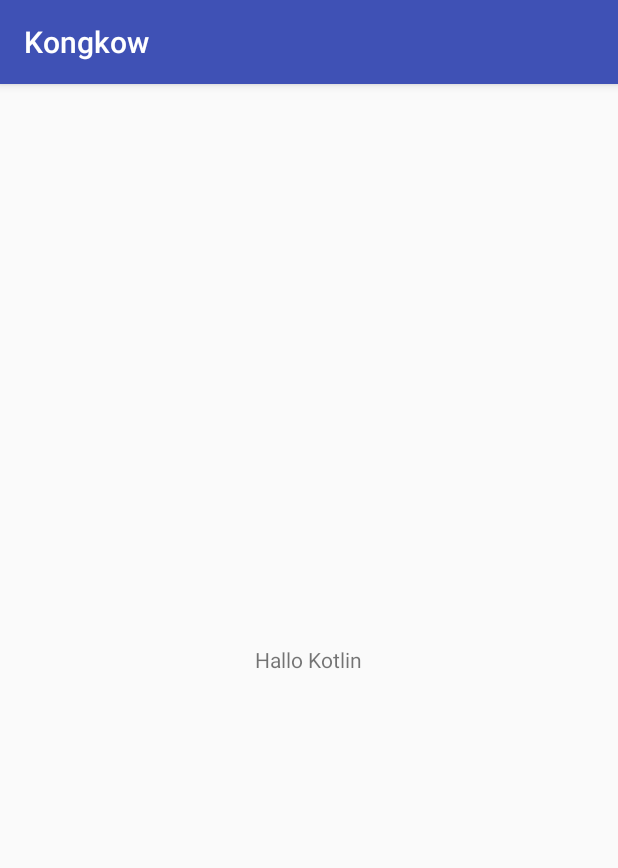
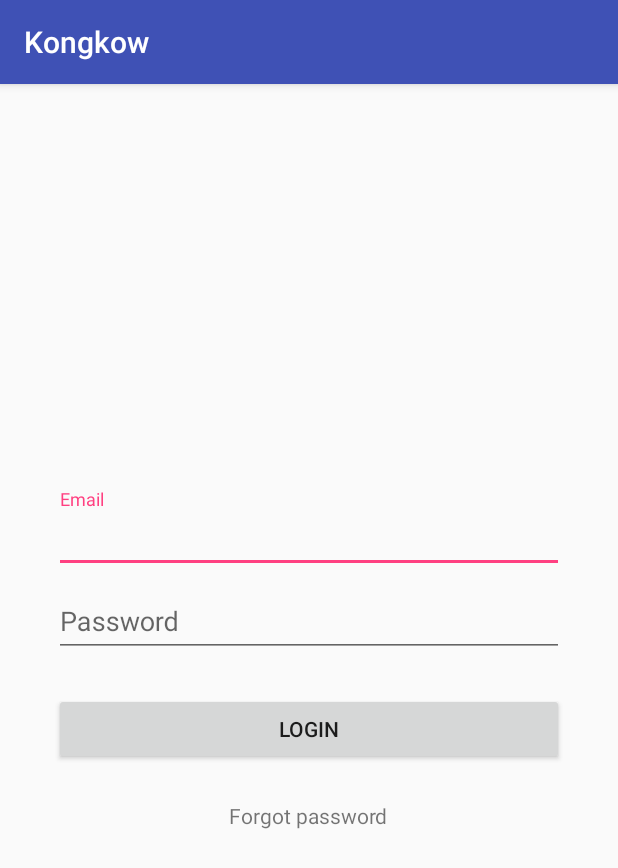
Before and after one commit to harlanmukdis/kongkow, an Android app: the AuthActivity screen opened directly, with no data from a screen before it, on a phone screen of 412 x 824 dp. Shown: the top 868 px of the screen. Run offline under Robolectric (Android 15) with nearby library versions, the phone set to English and light mode, and no system bars; our stand-ins replace RxJava; libraries missing offline, so code that uses them is left out: com.orhanobut.hawk, pub.devrel.easypermissions; 4 statements that could not run were skipped.

```diff
--- a/app/src/main/java/suryakancana/kongkow/utils/RetrofitErrorAdapter.kt
+++ b/app/src/main/java/suryakancana/kongkow/utils/RetrofitErrorAdapter.kt
@@ -55,4 +55,6 @@ public class RetrofitErrorAdapter {
     fun getMessage(): String? {
         return message
     }
+
+    constructor(throwable: Throwable)
 }
--- a/app/src/main/java/suryakancana/kongkow/views/activities/AuthActivity.kt
+++ b/app/src/main/java/suryakancana/kongkow/views/activities/AuthActivity.kt
@@ -35,7 +35,7 @@ class AuthActivity : BaseActivity(), EasyPermissions.PermissionCallbacks {
 
         // init first fragment
         ft = fm.beginTransaction()
-        ft.add(R.id.fl_fragment_container, blankFragment)
+        ft.add(R.id.fl_fragment_container, loginFragment)
         ft.commit()
 
     }
--- a/app/src/main/java/suryakancana/kongkow/views/fragments/LoginFragment.kt
+++ b/app/src/main/java/suryakancana/kongkow/views/fragments/LoginFragment.kt
@@ -4,13 +4,22 @@ import android.os.Bundle
 import android.view.LayoutInflater
 import android.view.View
 import android.view.ViewGroup
+import android.widget.Toast
+import com.google.gson.JsonObject
+import io.reactivex.android.schedulers.AndroidSchedulers
+import io.reactivex.functions.Consumer
+import kotlinx.android.synthetic.main.fragment_login.*
 import suryakancana.kongkow.R
+import suryakancana.kongkow.data.DataManager
+import suryakancana.kongkow.utils.RetrofitErrorAdapter
+
+
 
 
 /**
  * Created by LIMS on 09/12/2017.
  */
-public class LoginFragment : BaseFragment() {
+class LoginFragment : BaseFragment() {
 
     private var mView : View? = null
 
@@ -34,9 +43,38 @@ public class LoginFragment : BaseFragment() {
     }
 
     override fun initUI() {
+
     }
 
     override fun initEvent() {
+        val email = loginEtEmail
+        val password = loginEtPassword
+
+//        getToas("$email, $password")
+//        submitLogin(email, password)
+
+
+    }
+
+    fun getToas(message : String) {
+        Toast.makeText(context, message, Toast.LENGTH_LONG).show()
+    }
+
+    fun submitLogin(email : String, password : String) {
+        DataManager().can().login(email, password)
+                .observeOn(AndroidSchedulers.mainThread())
+                .subscribe(object : Consumer<JsonObject> {
+                    @Throws(Exception::class)
+                    override fun accept(`object`: JsonObject) {
+                        getToas("Success")
+                    }
+                }, object : Consumer<Throwable> {
+                    @Throws(Exception::class)
+                    override fun accept(throwable: Throwable) {
+                        val error = RetrofitErrorAdapter(throwable)
+                        getToas(error.toString())
+                    }
+                })
     }
 
 }
--- a/app/src/main/res/layout/fragment_login.xml
+++ b/app/src/main/res/layout/fragment_login.xml
@@ -3,12 +3,67 @@
     xmlns:android="http://schemas.android.com/apk/res/android"
     xmlns:app="http://schemas.android.com/apk/res-auto"
     android:layout_height="match_parent"
-    android:layout_width="match_parent">
+    android:layout_width="match_parent"
+    android:gravity="center">
 
-    <TextView
-        android:id="@+id/tvLogin"
+    <LinearLayout
+        android:id="@+id/ll_user_login_form"
         android:layout_width="match_parent"
         android:layout_height="wrap_content"
-        android:text="Login"/>
+        android:orientation="vertical"
+        android:padding="10dp">
+
+        <android.support.design.widget.TextInputLayout
+            android:id="@+id/til_user_id_wrapper"
+            android:layout_width="match_parent"
+            android:layout_height="wrap_content"
+            android:layout_marginEnd="@dimen/space_small"
+            android:layout_marginStart="@dimen/space_small">
+
+            <EditText
+                android:id="@+id/loginEtEmail"
+                android:layout_width="match_parent"
+                android:layout_height="wrap_content"
+                android:inputType="textEmailAddress"
+                android:maxLines="1"
+                android:hint="@string/login_hint_et_email"/>
+
+        </android.support.design.widget.TextInputLayout>
+
+        <android.support.design.widget.TextInputLayout
+            android:id="@+id/til_password_wrapper"
+            android:layout_width="match_parent"
+            android:layout_height="wrap_content"
+            android:layout_marginEnd="@dimen/space_small"
+            android:layout_marginStart="@dimen/space_small">
+
+            <EditText
+                android:id="@+id/loginEtPassword"
+                android:layout_width="match_parent"
+                android:layout_height="wrap_content"
+                android:inputType="textPassword"
+                android:maxLines="1"
+                android:hint="@string/login_hint_et_password"/>
+
+        </android.support.design.widget.TextInputLayout>
+
+        <Button
+            android:id="@+id/loginBtnLogin"
+            android:layout_width="match_parent"
+            android:layout_height="wrap_content"
+            android:layout_marginBottom="@dimen/space_medium"
+            android:layout_marginEnd="@dimen/space_small"
+            android:layout_marginStart="@dimen/space_small"
+            android:layout_marginTop="@dimen/space_medium"
+            android:text="@string/login_text_btn_login"/>
+
+        <TextView
+            android:id="@+id/loginTvForgotPassword"
+            android:layout_width="wrap_content"
+            android:layout_height="match_parent"
+            android:layout_gravity="center"
+            android:text="@string/login_text_tv_forgot_password"/>
+
+    </LinearLayout>
 
 </RelativeLayout>
--- a/app/src/main/res/values/strings.xml
+++ b/app/src/main/res/values/strings.xml
@@ -3,4 +3,9 @@
 
     <string name="permission_granted">Permission Granted!</string>
     <string name="permission_denied">Permission Denied!</string>
+
+    <string name="login_text_tv_forgot_password">Forgot password</string>
+    <string name="login_text_btn_login">Login</string>
+    <string name="login_hint_et_password">Password</string>
+    <string name="login_hint_et_email">Email</string>
 </resources>
```
